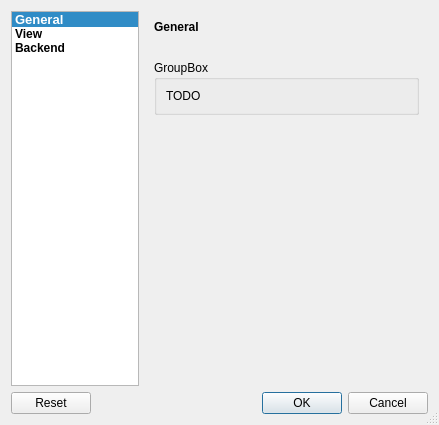
Before: the Qt Designer form src/gui/dialogs/configdialog.ui in saschpe/masonry, drawn with Qt 5.
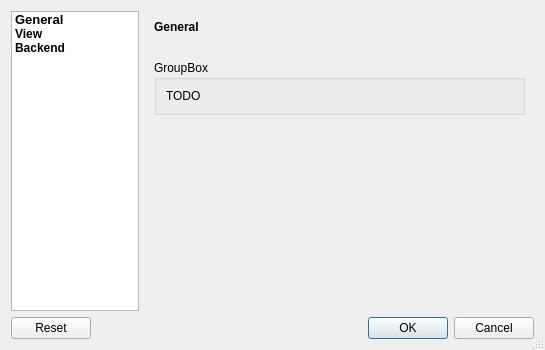
After: the same form once the commit is applied.

Commit message: Changed config dialog size a bit.

```diff
--- a/src/gui/dialogs/configdialog.ui
+++ b/src/gui/dialogs/configdialog.ui
@@ -6,8 +6,8 @@
    <rect>
     <x>0</x>
     <y>0</y>
-    <width>439</width>
-    <height>425</height>
+    <width>545</width>
+    <height>350</height>
    </rect>
   </property>
   <property name="windowTitle">
@@ -37,9 +37,6 @@
        <height>32</height>
       </size>
      </property>
-     <property name="currentRow">
-      <number>0</number>
-     </property>
      <item>
       <property name="text">
        <string>General</string>
```
Left out of the diff: 11 changed lines with no effect on the pictures. The commit also changes 1 other file.
